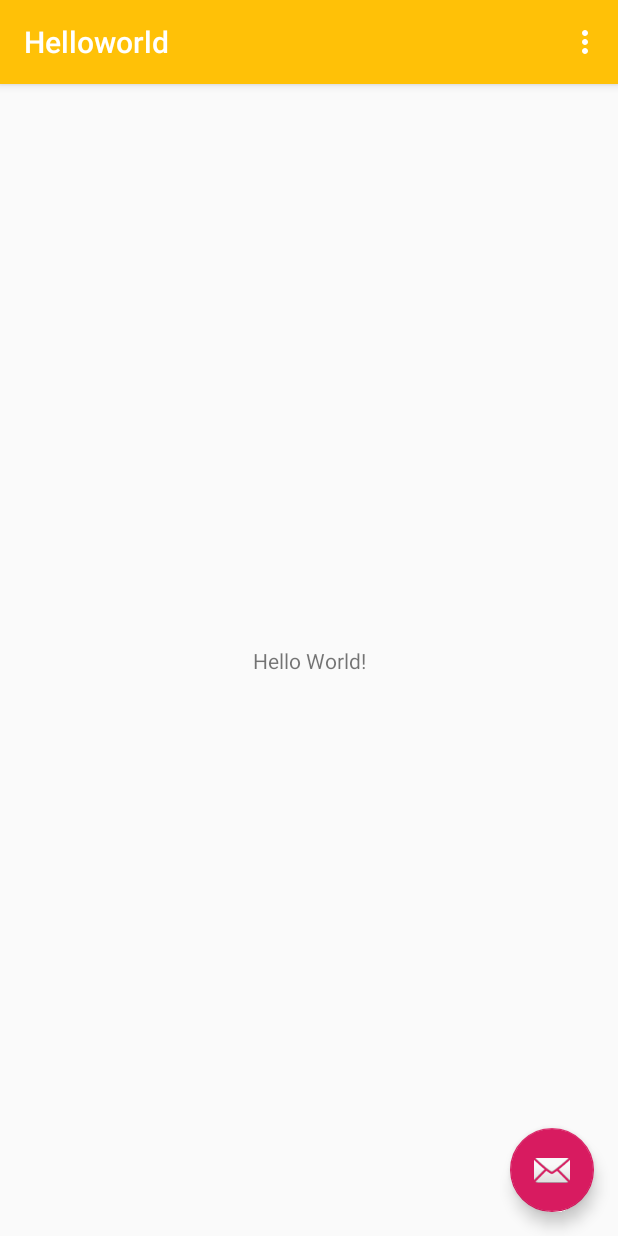
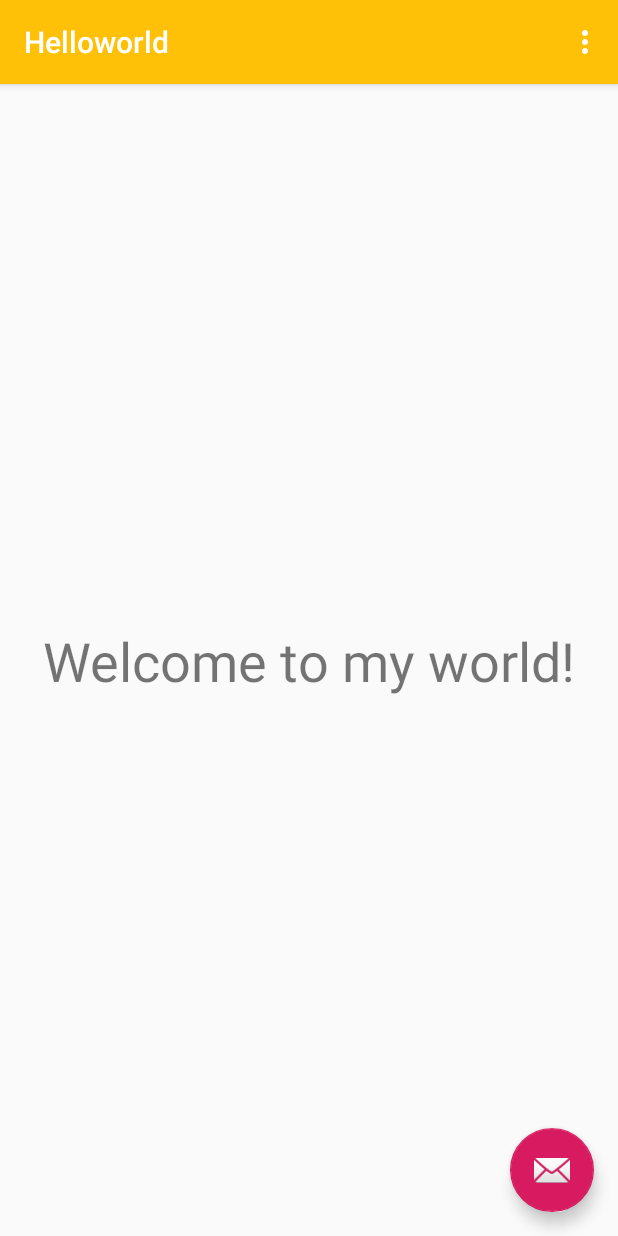
Before and after one commit to piruin/android-basic, an Android app: the screen it shows after launch (MainActivity), on a phone screen of 412 x 824 dp. Run offline under Robolectric (Android 15) with nearby library versions, the phone set to English and light mode, and no system bars.

Commit message:
Increase size and change Hello World! text

```diff
--- a/app/src/main/res/layout/content_main.xml
+++ b/app/src/main/res/layout/content_main.xml
@@ -11,7 +11,8 @@
     <TextView
         android:layout_width="wrap_content"
         android:layout_height="wrap_content"
-        android:text="Hello World!"
+        android:text="Welcome to my world!"
+        android:textSize="36sp"
         app:layout_constraintBottom_toBottomOf="parent"
         app:layout_constraintLeft_toLeftOf="parent"
         app:layout_constraintRight_toRightOf="parent"
```
